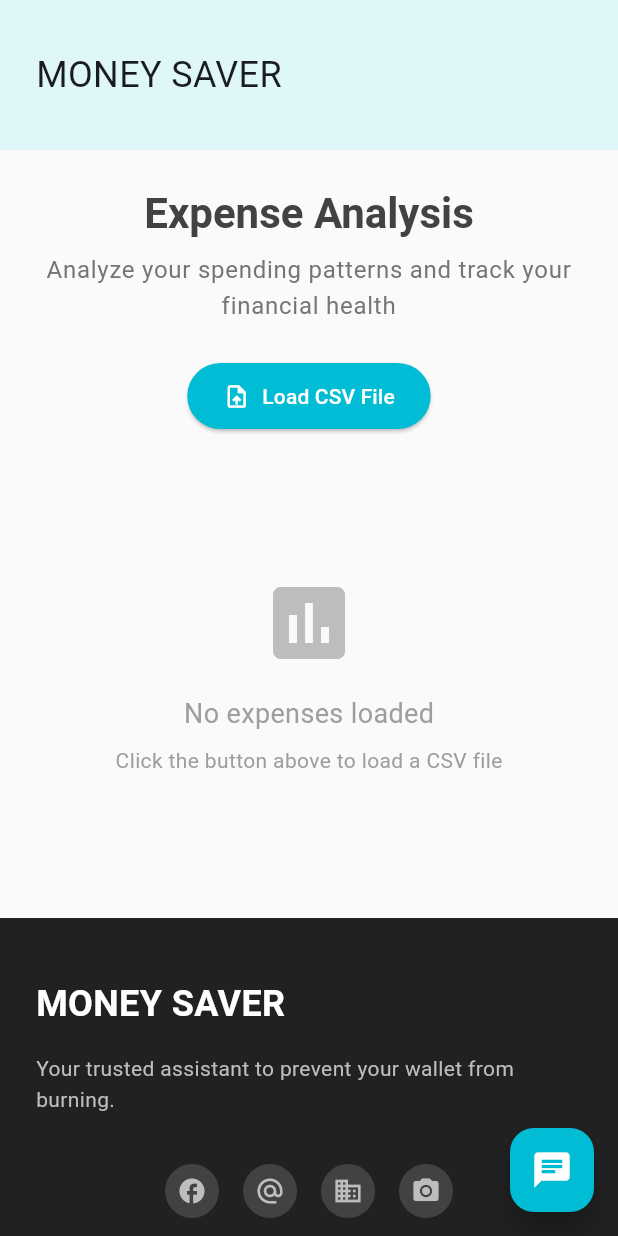
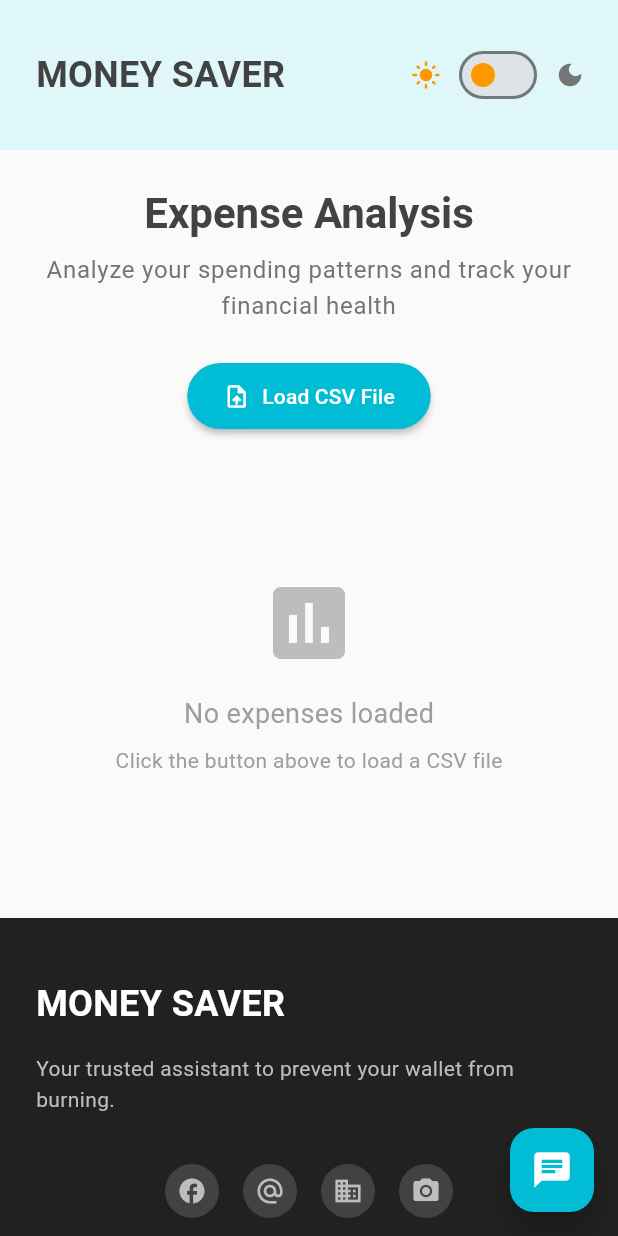
Before and after one commit to DevelopmentScientist420/flutter_practice, a Flutter app: the screen it shows after launch, on a phone screen of 412 x 824 dp. Run offline on Flutter 3.47's test engine with Material 3 defaults, Android fonts, the phone set to English and light mode, and no system bars; our stand-ins replace csv, file_picker, fl_chart.

Commit message:
Added light/dark mode

```diff
--- a/lib/bank_app.dart
+++ b/lib/bank_app.dart
@@ -1,3 +1,6 @@
+// Providers
+export 'providers/theme_provider.dart';
+
 // Models
 export 'models/expense.dart';
 export 'models/saving_goal.dart';
--- a/lib/main.dart
+++ b/lib/main.dart
@@ -1,5 +1,7 @@
 import 'package:flutter/material.dart';
+import 'package:provider/provider.dart';
 import 'package:bank_app/bank_app.dart';
+import 'providers/theme_provider.dart';
 
 void main() {
   runApp(const MyApp());
@@ -8,18 +10,24 @@ void main() {
 class MyApp extends StatelessWidget {
   const MyApp({super.key});
 
-  // This widget is the root of your application.
   @override
   Widget build(BuildContext context) {
-    return MaterialApp(
-      title: 'Money Saver',
-      theme: ThemeData(
-        colorScheme: ColorScheme.fromSeed(seedColor: Colors.blue),
+    return ChangeNotifierProvider(
+      create: (context) => ThemeProvider(),
+      child: Consumer<ThemeProvider>(
+        builder: (context, themeProvider, child) {
+          return MaterialApp(
+            title: 'Money Saver',
+            theme: ThemeProvider.lightTheme,
+            darkTheme: ThemeProvider.darkTheme,
+            themeMode: themeProvider.themeMode,
+            initialRoute: '/',
+            routes: {
+              '/': (context) => const HomeView(),
+            },
+          );
+        },
       ),
-      initialRoute: '/',
-      routes: {
-        '/': (context) => const HomeView(),
-      },
     );
   }
 }
--- /dev/null
+++ b/lib/providers/theme_provider.dart
@@ -0,0 +1,83 @@
+import 'package:flutter/material.dart';
+
+class ThemeProvider extends ChangeNotifier {
+  ThemeMode _themeMode = ThemeMode.light;
+
+  ThemeMode get themeMode => _themeMode;
+
+  bool get isDarkMode => _themeMode == ThemeMode.dark;
+
+  void toggleTheme() {
+    _themeMode = _themeMode == ThemeMode.light ? ThemeMode.dark : ThemeMode.light;
+    notifyListeners();
+  }
+
+  void setTheme(ThemeMode themeMode) {
+    _themeMode = themeMode;
+    notifyListeners();
+  }
+
+  // Light theme configuration
+  static ThemeData get lightTheme {
+    return ThemeData(
+      useMaterial3: true,
+      brightness: Brightness.light,
+      colorScheme: ColorScheme.fromSeed(
+        seedColor: Colors.cyan,
+        brightness: Brightness.light,
+      ),
+      scaffoldBackgroundColor: Colors.grey[50],
+      appBarTheme: AppBarTheme(
+        backgroundColor: Colors.cyan[50],
+        foregroundColor: Colors.grey[800],
+        elevation: 0,
+      ),
+      cardTheme: CardThemeData(
+        elevation: 4,
+        color: Colors.white,
+        surfaceTintColor: Colors.white,
+      ),
+      elevatedButtonTheme: ElevatedButtonThemeData(
+        style: ElevatedButton.styleFrom(
+          elevation: 2,
+        ),
+      ),
+      floatingActionButtonTheme: const FloatingActionButtonThemeData(
+        backgroundColor: Colors.cyan,
+        foregroundColor: Colors.white,
+      ),
+    );
+  }
+
+  // Dark theme configuration
+  static ThemeData get darkTheme {
+    return ThemeData(
+      useMaterial3: true,
+      brightness: Brightness.dark,
+      colorScheme: ColorScheme.fromSeed(
+        seedColor: Colors.cyan,
+        brightness: Brightness.dark,
+      ),
+      scaffoldBackgroundColor: Colors.grey[900],
+      appBarTheme: AppBarTheme(
+        backgroundColor: Colors.grey[850],
+        foregroundColor: Colors.white,
+        elevation: 0,
+      ),
+      cardTheme: CardThemeData(
+        elevation: 4,
+        color: Colors.grey[800],
+        surfaceTintColor: Colors.grey[800],
+      ),
+      elevatedButtonTheme: ElevatedButtonThemeData(
+        style: ElevatedButton.styleFrom(
+          elevation: 2,
+        ),
+      ),
+      floatingActionButtonTheme: const FloatingActionButtonThemeData(
+        backgroundColor: Colors.cyan,
+        foregroundColor: Colors.white,
+      ),
+    );
+  }
+}
--- a/lib/views/home/home_view.dart
+++ b/lib/views/home/home_view.dart
@@ -41,7 +41,6 @@ class _HomeViewState extends State<HomeView> {
   @override
   Widget build(BuildContext context) {
     return Scaffold(
-      backgroundColor: Colors.grey[50],
       body: Stack(
         children: [
           Column(
--- a/lib/views/widgets/chatbot_widget.dart
+++ b/lib/views/widgets/chatbot_widget.dart
@@ -167,7 +167,7 @@ class _ChatbotWidgetState extends State<ChatbotWidget>
               width: 350,
               height: 500,
               decoration: BoxDecoration(
-                color: Colors.white,
+                color: Theme.of(context).cardColor,
                 borderRadius: BorderRadius.circular(16),
                 border: Border.all(color: Colors.grey.withValues(alpha: 0.2)),
               ),
@@ -230,7 +230,9 @@ class _ChatbotWidgetState extends State<ChatbotWidget>
                   Container(
                     padding: const EdgeInsets.all(16),
                     decoration: BoxDecoration(
-                      color: Colors.grey[50],
+                      color: Theme.of(context).brightness == Brightness.dark
+                          ? Colors.grey[850]
+                          : Colors.grey[50],
                       border: Border(
                         top: BorderSide(color: Colors.grey.withValues(alpha: 0.2)),
                       ),
@@ -247,7 +249,9 @@ class _ChatbotWidgetState extends State<ChatbotWidget>
                                 borderSide: BorderSide.none,
                               ),
                               filled: true,
-                              fillColor: Colors.white,
+                              fillColor: Theme.of(context).brightness == Brightness.dark
+                                  ? Colors.grey[800]
+                                  : Colors.white,
                               contentPadding: const EdgeInsets.symmetric(
                                 horizontal: 16,
                                 vertical: 12,
--- a/lib/views/widgets/expense_analysis_widget.dart
+++ b/lib/views/widgets/expense_analysis_widget.dart
@@ -462,4 +462,20 @@ class _ExpenseAnalysisWidgetState extends State<ExpenseAnalysisWidget> {
       widget.onDataChanged!(financialSummary);
     }
   }
+
+  double _calculateTotalExpenses() {
+    return _allExpenses
+        .where((expense) => expense.amount < 0)
+        .fold(0.0, (sum, expense) => sum + expense.amount.abs());
+  }
+
+  double _calculateTotalIncome() {
+    return _allExpenses
+        .where((expense) => expense.amount > 0)
+        .fold(0.0, (sum, expense) => sum + expense.amount);
+  }
+
+  double _calculateNetAmount() {
+    return _calculateTotalIncome() - _calculateTotalExpenses();
+  }
 }
--- a/lib/views/widgets/navigation/navigation_bar.dart
+++ b/lib/views/widgets/navigation/navigation_bar.dart
@@ -1,14 +1,19 @@
 import 'package:flutter/material.dart';
+import 'package:provider/provider.dart';
+import '../../../providers/theme_provider.dart';
 
 class NavigationBar extends StatelessWidget {
   const NavigationBar({super.key});
 
   @override
   Widget build(BuildContext context) {
+    final themeProvider = Provider.of<ThemeProvider>(context);
+    final isDark = themeProvider.isDarkMode;
+
     return Container(
       height: 100,
       width: double.infinity,
-      color: Colors.cyan[50],
+      color: isDark ? Colors.grey[850] : Colors.cyan[50],
       padding: const EdgeInsets.symmetric(horizontal: 24.0, vertical: 12.0),
       child: Center(
         child: ConstrainedBox(
@@ -16,13 +21,47 @@ class NavigationBar extends StatelessWidget {
           child: Row(
             mainAxisAlignment: MainAxisAlignment.spaceBetween,
             children: <Widget>[
+              // Logo/Brand
               SizedBox(
                 height: 80,
                 width: 250,
                 child: Align(
                   alignment: Alignment.centerLeft,
-                  child: Text("MONEY SAVER", style: TextStyle(fontSize: 24),),
+                  child: Text(
+                    "MONEY SAVER",
+                    style: TextStyle(
+                      fontSize: 24,
+                      fontWeight: FontWeight.bold,
+                      color: isDark ? Colors.white : Colors.grey[800],
+                    ),
+                  ),
                 ),
+              ),
+
+              // Theme toggle
+              Row(
+                children: [
+                  Icon(
+                    Icons.light_mode,
+                    color: !isDark ? Colors.orange : Colors.grey[600],
+                    size: 20,
+                  ),
+                  const SizedBox(width: 8),
+                  Switch(
+                    value: isDark,
+                    onChanged: (value) {
+                      themeProvider.toggleTheme();
+                    },
+                    activeColor: Colors.cyan,
+                    inactiveThumbColor: Colors.orange,
+                  ),
+                  const SizedBox(width: 8),
+                  Icon(
+                    Icons.dark_mode,
+                    color: isDark ? Colors.cyan : Colors.grey[600],
+                    size: 20,
+                  ),
+                ],
               ),
             ],
           ),
--- a/pubspec.yaml
+++ b/pubspec.yaml
@@ -41,7 +41,6 @@ dependencies:
   file_picker: ^8.1.2
   csv: ^6.0.0
   intl: ^0.19.0
-  whatsapp: ^3.0.0
 
 dev_dependencies:
   flutter_test:
```
Also changed, not shown: pubspec.lock.
